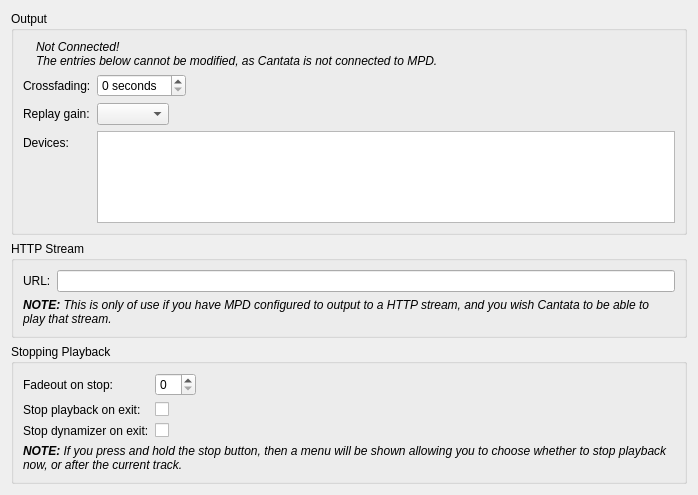
First picture: the form in gui/playbacksettings.ui, repository polpo/cantata-mac, before the edit.
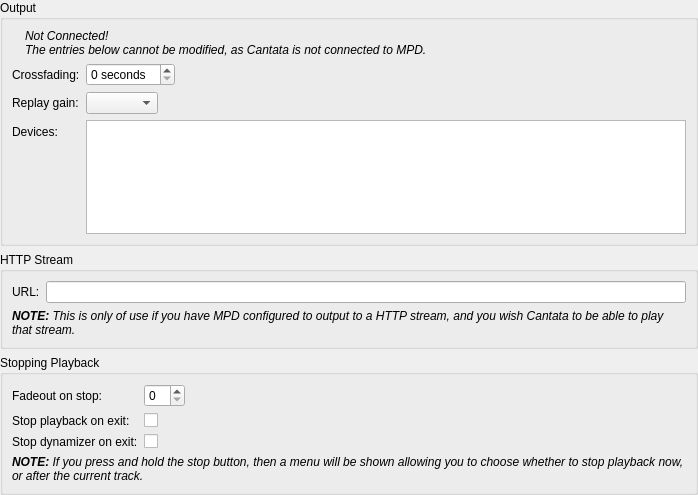
Second picture: the form after the edit. Custom widgets are drawn as their Qt base class.

Commit message: Remove margin

The edit to the form file:
```diff
--- a/gui/playbacksettings.ui
+++ b/gui/playbacksettings.ui
@@ -11,6 +11,9 @@
    </rect>
   </property>
   <layout class="QVBoxLayout" name="mainLayout">
+   <property name="margin">
+    <number>0</number>
+   </property>
    <item>
     <widget class="QGroupBox" name="outputBox">
      <property name="title">
```
